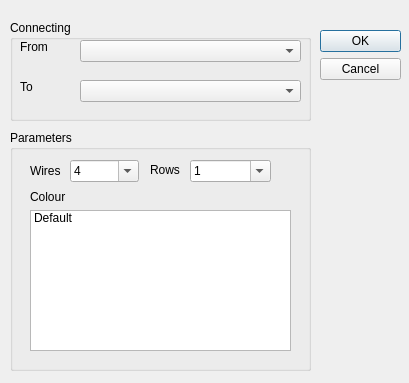
First picture: the form in iot-developer/mainwindow/newconnectionitemdialog.ui, repository clixx-io/clixx.io, before the edit.
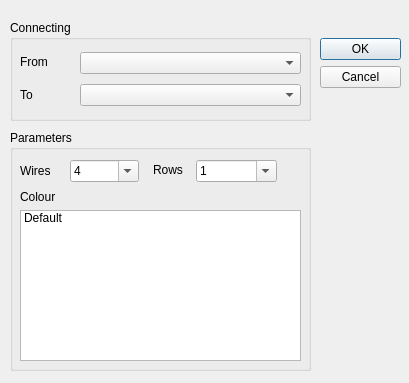
Second picture: the form after the edit.

Diff of the .ui file:
```diff
--- a/iot-developer/mainwindow/newconnectionitemdialog.ui
+++ b/iot-developer/mainwindow/newconnectionitemdialog.ui
@@ -17,7 +17,7 @@
    <property name="geometry">
     <rect>
      <x>320</x>
-     <y>30</y>
+     <y>38</y>
      <width>81</width>
      <height>241</height>
     </rect>
@@ -44,7 +44,7 @@
    <widget class="QComboBox" name="rowscomboBox">
     <property name="geometry">
      <rect>
-      <x>180</x>
+      <x>186</x>
       <y>30</y>
       <width>81</width>
       <height>22</height>
@@ -75,9 +75,9 @@
    <widget class="QLabel" name="pinslabel">
     <property name="geometry">
      <rect>
-      <x>20</x>
+      <x>10</x>
       <y>33</y>
-      <width>31</width>
+      <width>41</width>
       <height>16</height>
      </rect>
     </property>
@@ -154,7 +154,7 @@
    <widget class="QLabel" name="rowslabel">
     <property name="geometry">
      <rect>
-      <x>140</x>
+      <x>143</x>
       <y>32</y>
       <width>41</width>
       <height>16</height>
@@ -167,10 +167,10 @@
    <widget class="QListWidget" name="colorslistWidget">
     <property name="geometry">
      <rect>
-      <x>20</x>
+      <x>10</x>
       <y>80</y>
-      <width>261</width>
-      <height>141</height>
+      <width>281</width>
+      <height>151</height>
      </rect>
     </property>
     <item>
@@ -182,7 +182,7 @@
    <widget class="QLabel" name="label">
     <property name="geometry">
      <rect>
-      <x>20</x>
+      <x>10</x>
       <y>60</y>
       <width>47</width>
       <height>13</height>
@@ -209,7 +209,7 @@
     <property name="geometry">
      <rect>
       <x>70</x>
-      <y>20</y>
+      <y>32</y>
       <width>221</width>
       <height>22</height>
      </rect>
@@ -219,7 +219,7 @@
     <property name="geometry">
      <rect>
       <x>70</x>
-      <y>60</y>
+      <y>64</y>
       <width>221</width>
       <height>22</height>
      </rect>
@@ -229,7 +229,7 @@
     <property name="geometry">
      <rect>
       <x>10</x>
-      <y>20</y>
+      <y>35</y>
       <width>47</width>
       <height>13</height>
      </rect>
@@ -242,7 +242,7 @@
     <property name="geometry">
      <rect>
       <x>10</x>
-      <y>60</y>
+      <y>68</y>
       <width>47</width>
       <height>13</height>
      </rect>
```
